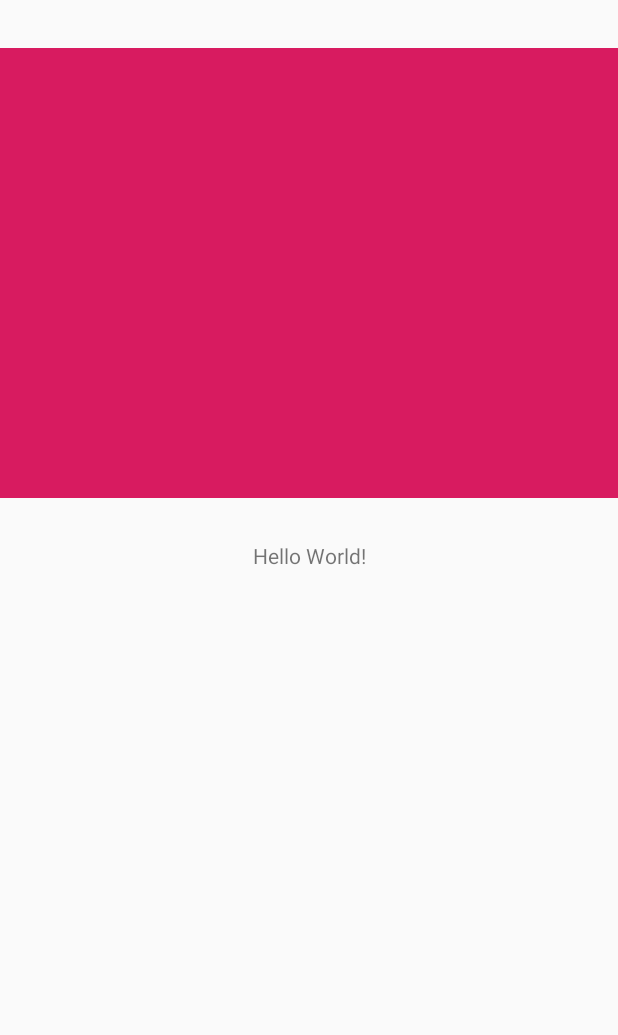
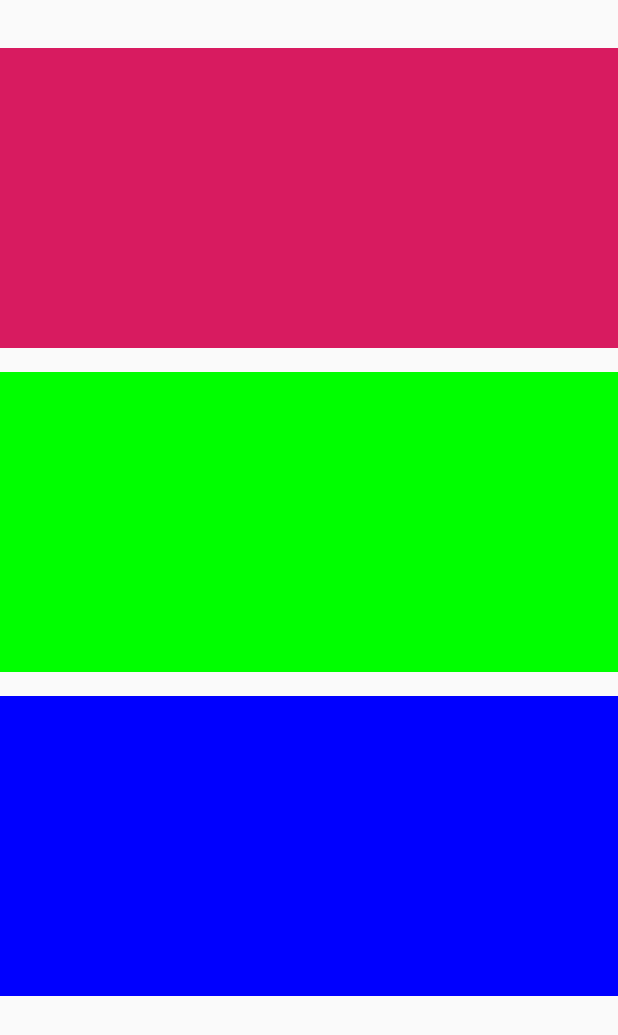
Before and after one commit to yukinon1212/YukinonsApplication, an Android app: the screen it shows after launch (MainActivity), on a phone screen of 412 x 824 dp. Shown: the top 1035 px of the screen. Run offline under Robolectric (Android 15) with nearby library versions, the phone set to English and light mode, and no system bars.

Commit message:
ビューを追加

```diff
--- a/YukinonColorPicker/app/src/main/res/layout/content_main.xml
+++ b/YukinonColorPicker/app/src/main/res/layout/content_main.xml
@@ -8,23 +8,31 @@
     tools:context=".MainActivity"
     tools:showIn="@layout/activity_main">
 
-    <TextView
-        android:layout_width="wrap_content"
-        android:layout_height="wrap_content"
-        android:text="Hello World!"
-        app:layout_constraintBottom_toBottomOf="parent"
-        app:layout_constraintLeft_toLeftOf="parent"
-        app:layout_constraintRight_toRightOf="parent"
-        app:layout_constraintTop_toBottomOf="@+id/view"
-        app:layout_constraintVertical_bias="0.060000002" />
-
     <View
-        android:id="@+id/view"
+        android:id="@+id/topContents"
         android:layout_width="match_parent"
-        android:layout_height="300dp"
+        android:layout_height="200dp"
         android:layout_marginTop="32dp"
         android:background="@color/colorAccent"
         app:layout_constraintTop_toTopOf="parent"
         tools:layout_editor_absoluteX="0dp" />
 
+    <View
+        android:id="@+id/midContents"
+        android:layout_width="match_parent"
+        android:layout_height="200dp"
+        android:layout_marginTop="16dp"
+        android:background="#00FF00"
+        app:layout_constraintTop_toBottomOf="@+id/topContents"
+        tools:layout_editor_absoluteX="76dp" />
+
+    <View
+        android:id="@+id/bottomContents"
+        android:layout_width="match_parent"
+        android:layout_height="200dp"
+        android:layout_marginTop="16dp"
+        android:background="#0000FF"
+        app:layout_constraintTop_toBottomOf="@+id/midContents"
+        tools:layout_editor_absoluteX="62dp" />
+
 </androidx.constraintlayout.widget.ConstraintLayout>
```
